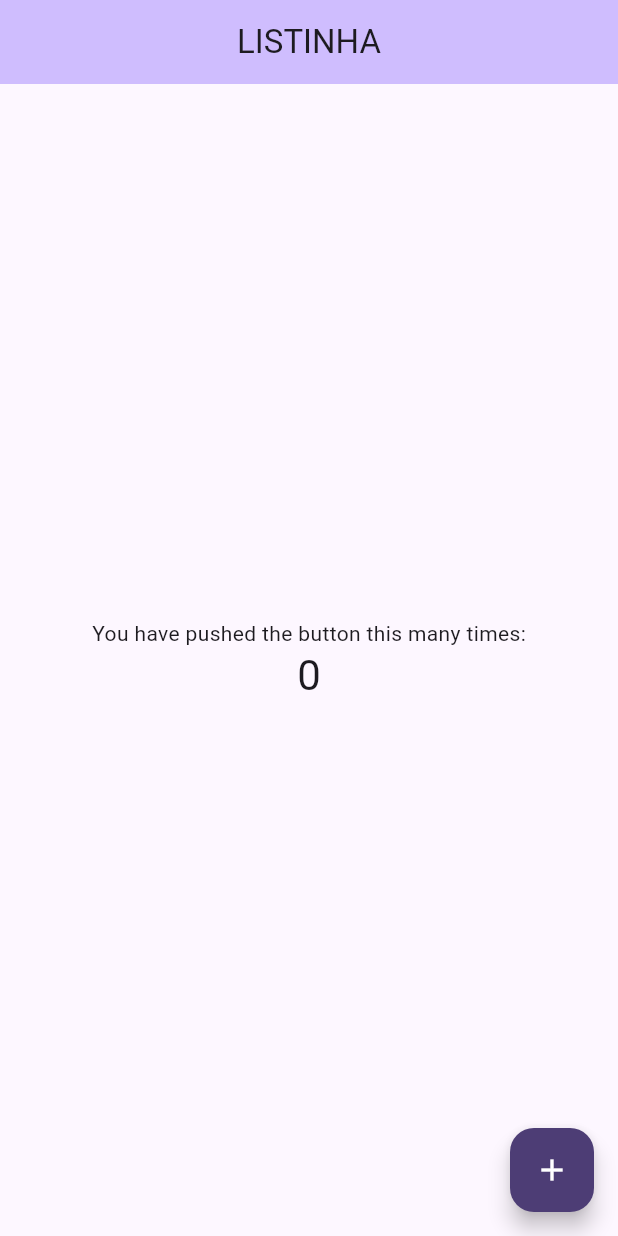
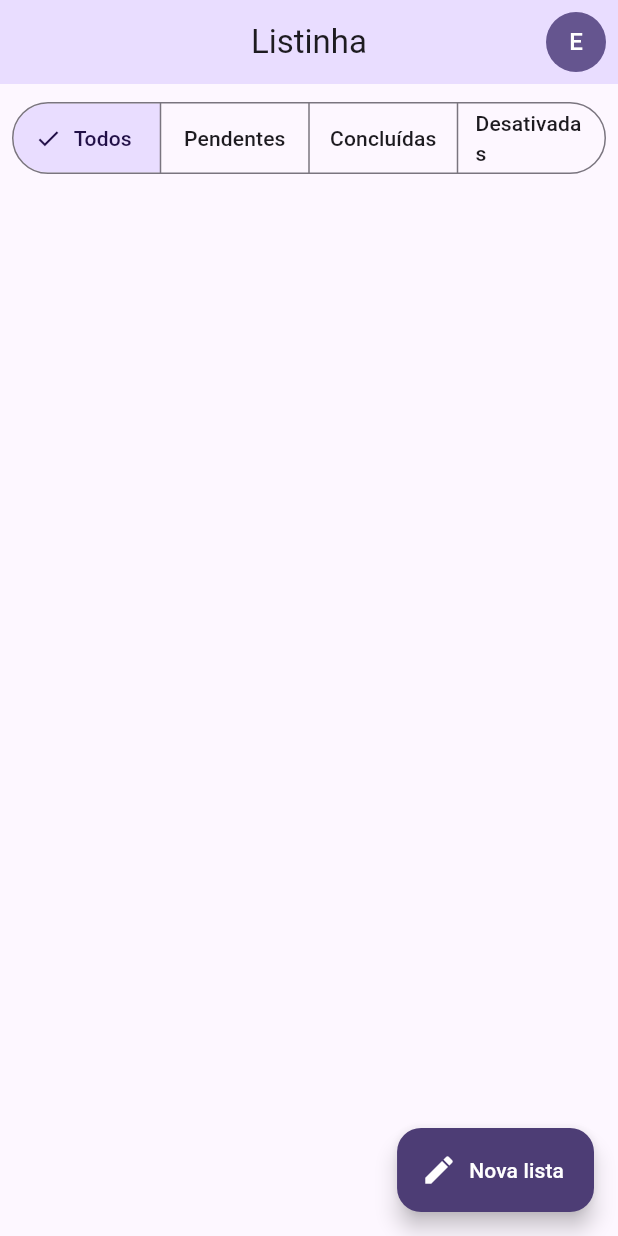
Before and after one commit to emanuelsantoz/Flutter_listinhaCompras, a Flutter app: the screen it shows after launch, on a phone screen of 412 x 824 dp. Run offline on Flutter 3.47's test engine with Material 3 defaults, Android fonts, the phone set to English and light mode, and no system bars.

```diff
--- a/app/lib/main.dart
+++ b/app/lib/main.dart
@@ -1,69 +1,6 @@
 import 'package:flutter/material.dart';
-import 'package:listinha/src/shared/theme/theme.dart';
+import 'package:listinha/src/shared/app_widget.dart';
 
 void main() {
-  runApp(const MyApp());
+  runApp(const AppWidget());
 }
-
-class MyApp extends StatelessWidget {
-  const MyApp({super.key});
-
-  @override
-  Widget build(BuildContext context) {
-    return MaterialApp(
-      debugShowCheckedModeBanner: false,
-      title: 'Listinha',
-      home: const MyHomePage(title: 'LISTINHA'),
-      themeMode: ThemeMode.light,
-      theme: lightTheme,
-      darkTheme: darkTheme
-    );
-  }
-}
-
-class MyHomePage extends StatefulWidget {
-  const MyHomePage({super.key, required this.title});
-  final String title;
-
-  @override
-  State<MyHomePage> createState() => _MyHomePageState();
-}
-
-class _MyHomePageState extends State<MyHomePage> {
-  int _counter = 0;
-
-  void _incrementCounter() {
-    setState(() {
-      _counter++;
-    });
-  }
-
-  @override
-  Widget build(BuildContext context) {
-    return Scaffold(
-      appBar: AppBar(
-        backgroundColor: Theme.of(context).colorScheme.inversePrimary,
-        title: Text(widget.title),
-      ),
-      body: Center(
-        child: Column(
-          mainAxisAlignment: MainAxisAlignment.center,
-          children: <Widget>[
-            const Text(
-              'You have pushed the button this many times:',
-            ),
-            Text(
-              '$_counter',
-              style: Theme.of(context).textTheme.headlineMedium,
-            ),
-          ],
-        ),
-      ),
-      floatingActionButton: FloatingActionButton(
-        onPressed: _incrementCounter,
-        tooltip: 'Increment',
-        child: const Icon(Icons.add),
-      ),
-    );
-  }
-}
--- /dev/null
+++ b/app/lib/src/home/home_page.dart
@@ -0,0 +1,61 @@
+import 'package:flutter/material.dart';
+import 'package:flutter/widgets.dart';
+import 'package:listinha/src/shared/widgets/User_Image_Button.dart';
+
+class HomePage extends StatefulWidget {
+  const HomePage({super.key});
+
+  @override
+  State<StatefulWidget> createState() => _HomePageState();
+}
+
+class _HomePageState extends State<HomePage> {
+  @override
+  Widget build(BuildContext context) {
+    return Scaffold(
+      appBar: AppBar(
+        title: const Text("Listinha"),
+        actions: [
+          Padding(
+            padding: const EdgeInsets.only(right: 8),
+            child: UserImageButton(),
+          )
+        ],
+      ),
+      body: Column(
+        children: [
+          Padding(
+            padding: const EdgeInsets.all(8.0),
+            child: SegmentedButton<int>(
+              segments: const [
+                ButtonSegment(
+                  value: 0,
+                  label: Text('Todos'),
+                ),
+                ButtonSegment(
+                  value: 1,
+                  label: Text('Pendentes'),
+                ),
+                ButtonSegment(
+                  value: 2,
+                  label: Text('Concluídas'),
+                ),
+                ButtonSegment(
+                  value: 3,
+                  label: Text('Desativadas'),
+                ),
+              ],
+              selected: const {0},
+              onSelectionChanged: (values) {},
+            ),
+          ),
+        ],
+      ),
+      floatingActionButton: FloatingActionButton.extended(
+        onPressed: () {},
+        icon: const Icon(Icons.edit),
+        label: const Text("Nova lista"),
+      ),
+    );
+  }
+}
--- /dev/null
+++ b/app/lib/src/shared/app_widget.dart
@@ -0,0 +1,19 @@
+import 'package:flutter/material.dart';
+import 'package:listinha/src/home/home_page.dart';
+import 'package:listinha/src/shared/theme/theme.dart';
+
+class AppWidget extends StatelessWidget {
+  const AppWidget({super.key});
+
+  @override
+  Widget build(BuildContext context) {
+    return MaterialApp(
+      debugShowCheckedModeBanner: false,
+      title: 'Listinha',
+      home: HomePage(),
+      themeMode: ThemeMode.light,
+      theme: lightTheme,
+      darkTheme: darkTheme
+    );
+  }
+}
--- /dev/null
+++ b/app/lib/src/shared/widgets/User_Image_Button.dart
@@ -0,0 +1,16 @@
+import 'package:flutter/material.dart';
+
+class UserImageButton extends StatelessWidget {
+  const UserImageButton({super.key});
+
+  @override
+  Widget build(BuildContext context) {
+    return GestureDetector(
+      child: CircleAvatar(
+        child: const Text('E'),
+        foregroundColor: Colors.white,
+        backgroundColor: Theme.of(context).primaryColor,
+      ),
+    );
+  }
+}
```
